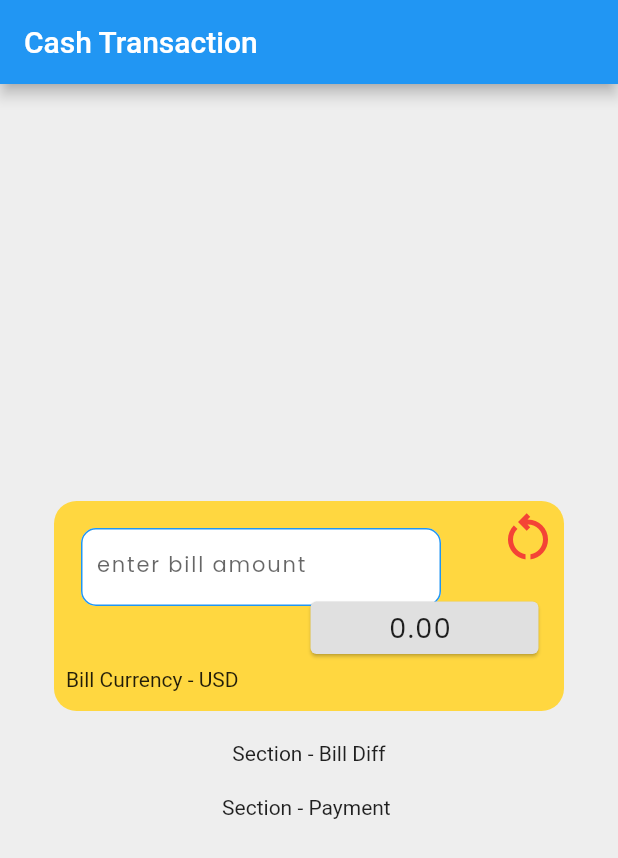
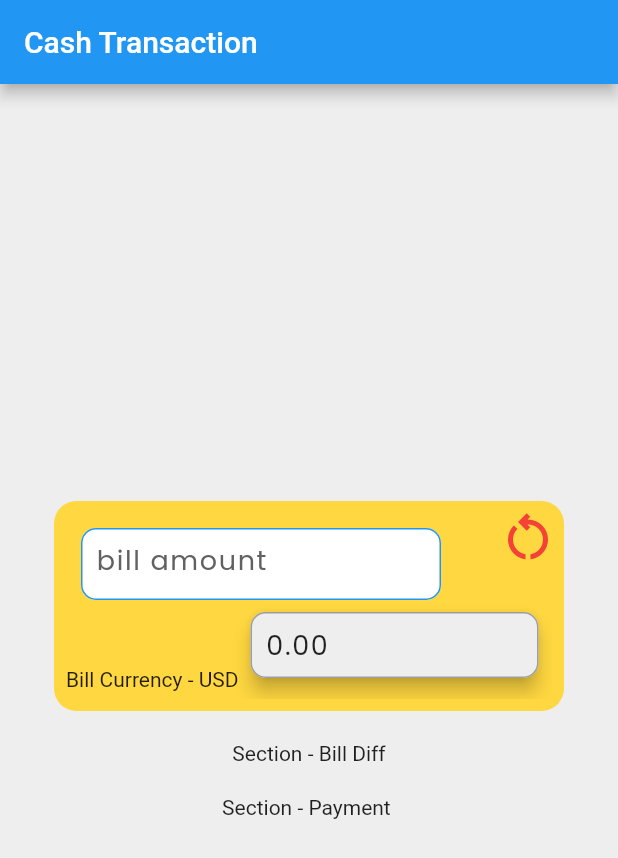
Before and after one commit to carlstep/my_user_input_2, a Flutter app: the screen it shows after launch, on a phone screen of 412 x 824 dp. Shown: the top 858 px of the screen. Run offline on Flutter 3.47's test engine with Material 2 defaults, Android fonts, the phone set to English and light mode, and no system bars; our stand-ins replace google_fonts.

Commit message:
finishing touches to bill amount process

```diff
--- a/lib/sections/bill_process.dart
+++ b/lib/sections/bill_process.dart
@@ -1,4 +1,5 @@
 import 'package:flutter/material.dart';
+import 'package:flutter/services.dart';
 import 'package:google_fonts/google_fonts.dart';
 
 class BillProcess extends StatefulWidget {
@@ -56,11 +57,10 @@ class _BillProcessState extends State<BillProcess> {
                     textAlign: TextAlign.start,
                     textAlignVertical: TextAlignVertical.center,
                     style: GoogleFonts.poppins(
-                      fontSize: 28,
+                      fontSize: 24,
                       fontWeight: FontWeight.w400,
-                      letterSpacing: 1.2,
+                      letterSpacing: 1.1,
                     ),
-                    // TODO - set a default value to 0
                     onChanged: (value) {
                       setState(() {
                         billAmount = double.parse(value);
@@ -79,11 +79,12 @@ class _BillProcessState extends State<BillProcess> {
                           billCurrencyFlag = '🇺🇸';
                           if (billCurrencyConverted == 'KHR') {
                             billCurrencyFlagConverted = '🇰🇭';
-                          }
+                          } // TODO - use digit grouping for large numbers
                         }
                       });
                     },
-                    maxLength: 7,
+                    inputFormatters: [LengthLimitingTextInputFormatter(7)],
+                    //maxLength: 7,
                     keyboardType:
                         const TextInputType.numberWithOptions(decimal: true),
                     controller: myController,
@@ -100,45 +101,71 @@ class _BillProcessState extends State<BillProcess> {
                           width: 1,
                         ),
                       ),
-                      hintText: billAmount.toString(),
-                      labelText: 'enter bill amount',
+                      hintText: 'enter amount',
+                      hintStyle: GoogleFonts.poppins(
+                        fontSize: 18,
+                        fontWeight: FontWeight.w400,
+                      ),
+                      labelText: 'bill amount',
                       labelStyle: GoogleFonts.poppins(
-                        fontSize: 14,
+                        fontSize: 18,
                         fontWeight: FontWeight.w400,
+                        color: Colors.grey[700],
                       ),
                       border: const OutlineInputBorder(
                         borderRadius: BorderRadius.all(
-                          Radius.circular(15),
+                          Radius.circular(10),
                         ),
                       ),
-                      prefixText: billCurrencyFlag,
+                      suffixText: billCurrencyFlag,
                     ),
                   ),
                 ),
               ),
             ),
             Positioned(
-              top: 55,
+              bottom: 10,
               right: 5,
               child: Padding(
                 padding: EdgeInsets.zero,
                 child: SizedBox(
                   //height: 50,
-                  width: 160,
+                  width: 200,
                   child: Card(
-                    color: Colors.grey[300],
+                    elevation: 5,
+                    color: Colors.grey[200],
+                    shape: RoundedRectangleBorder(
+                      side: const BorderSide(
+                        color: Colors.grey,
+                        width: 1,
+                      ),
+                      borderRadius: BorderRadius.circular(10),
+                    ),
                     child: Center(
                       child: Align(
                         alignment: Alignment.center,
                         child: Padding(
-                          padding: const EdgeInsets.all(4),
-                          child: Text(
-                            '${billAmountConverted.toStringAsFixed(2)} $billCurrencyFlagConverted',
-                            style: GoogleFonts.poppins(
-                              fontSize: 18,
-                              fontWeight: FontWeight.w400,
-                              letterSpacing: 1.1,
-                            ),
+                          padding: const EdgeInsets.fromLTRB(10, 1, 10, 1),
+                          child: Row(
+                            mainAxisAlignment: MainAxisAlignment.spaceBetween,
+                            children: [
+                              Text(
+                                '${billAmountConverted.toStringAsFixed(2)} ',
+                                style: GoogleFonts.poppins(
+                                  fontSize: 18,
+                                  fontWeight: FontWeight.w400,
+                                  letterSpacing: 1.1,
+                                ),
+                              ),
+                              Text(
+                                billCurrencyFlagConverted,
+                                style: GoogleFonts.poppins(
+                                  fontSize: 28,
+                                  fontWeight: FontWeight.w400,
+                                  letterSpacing: 1.1,
+                                ),
+                              ),
+                            ],
                           ),
                         ),
                       ),
@@ -152,10 +179,10 @@ class _BillProcessState extends State<BillProcess> {
               top: -8,
               child: OutlinedButton(
                 style: OutlinedButton.styleFrom(
-                  minimumSize: Size(40, 40),
+                  minimumSize: const Size(40, 40),
                   primary: Colors.red,
                   //onPrimary: Colors.white,
-                  padding: EdgeInsets.all(2),
+                  padding: const EdgeInsets.all(2),
                   side: BorderSide.none,
                 ),
                 onPressed: () {
@@ -167,7 +194,10 @@ class _BillProcessState extends State<BillProcess> {
                 ),
               ),
             ),
-            Positioned(bottom: 5, child: Text('Bill Currency - $billCurrency')),
+            Positioned(
+              bottom: 5,
+              child: Text('Bill Currency - $billCurrency'),
+            ),
           ],
         ),
       ),
```
